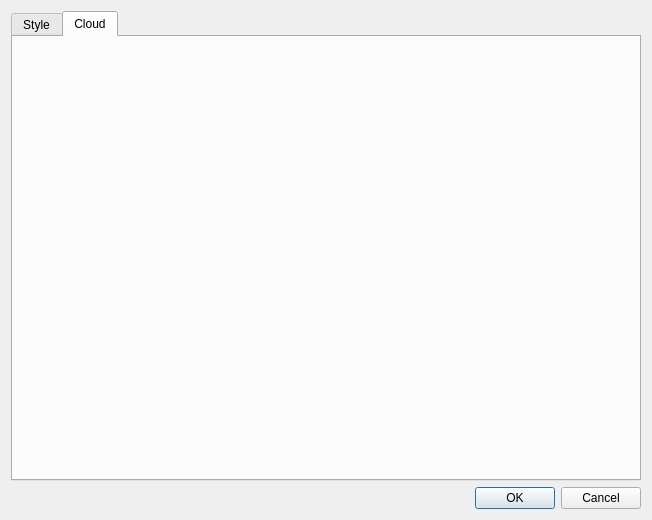
First picture: the form in client/preferencedialog.ui, repository missdeer/KarenMeu, before the edit.
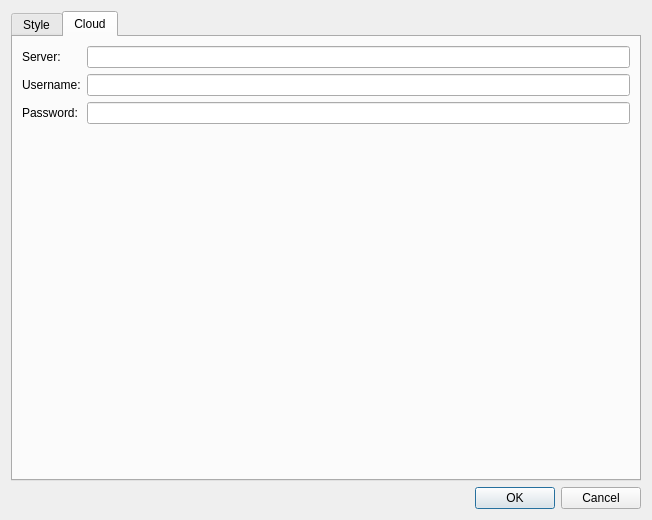
Second picture: the form after the edit. The open tabs and pages were chosen to show the change.

Commit message: (+)add cloud preference UI

The edit to the form file:
```diff
--- a/client/preferencedialog.ui
+++ b/client/preferencedialog.ui
@@ -339,6 +339,42 @@
       <attribute name="title">
        <string>Cloud</string>
       </attribute>
+      <layout class="QFormLayout" name="formLayout_2">
+       <item row="0" column="0">
+        <widget class="QLabel" name="label_7">
+         <property name="text">
+          <string>Server:</string>
+         </property>
+        </widget>
+       </item>
+       <item row="0" column="1">
+        <widget class="QLineEdit" name="edtCloudServerAddress"/>
+       </item>
+       <item row="1" column="0">
+        <widget class="QLabel" name="label_8">
+         <property name="text">
+          <string>Username:</string>
+         </property>
+        </widget>
+       </item>
+       <item row="1" column="1">
+        <widget class="QLineEdit" name="edtCloudUsername"/>
+       </item>
+       <item row="2" column="0">
+        <widget class="QLabel" name="label_9">
+         <property name="text">
+          <string>Password:</string>
+         </property>
+        </widget>
+       </item>
+       <item row="2" column="1">
+        <widget class="QLineEdit" name="edtCloudPassword">
+         <property name="echoMode">
+          <enum>QLineEdit::PasswordEchoOnEdit</enum>
+         </property>
+        </widget>
+       </item>
+      </layout>
      </widget>
     </widget>
    </item>
```
The commit also changes 4 other files.
